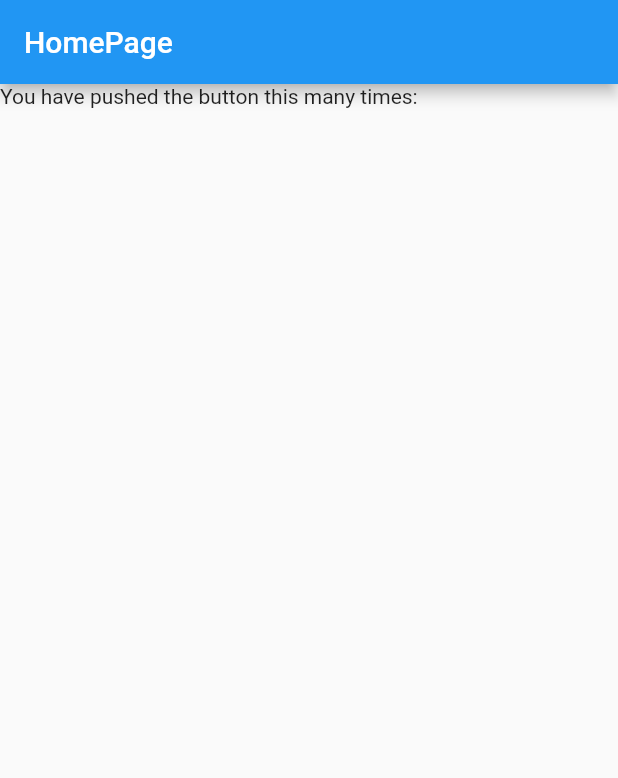
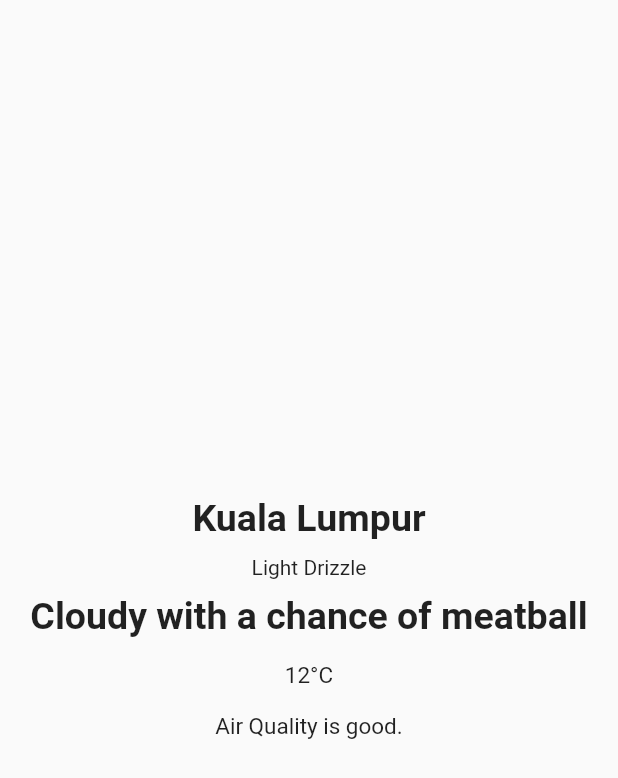
Before and after one commit to kzkit/aria, a Flutter app: the screen it shows after launch, on a phone screen of 412 x 824 dp. Shown: the top 778 px of the screen. Run offline on Flutter 3.47's test engine with Material 2 defaults, Android fonts, the phone set to English and light mode, and no system bars.

Commit message:
added UI

```diff
--- /dev/null
+++ b/lib/provider/weather_data.dart
@@ -0,0 +1,7 @@
+import '../model/weather.dart';
+import 'package:provider/provider.dart';
+import 'package:flutter/material.dart';
+
+class WeatherData with ChangeNotifier {
+  List<Weather> weatherList = [];
+}
--- a/lib/screen/main_screen.dart
+++ b/lib/screen/main_screen.dart
@@ -4,11 +4,48 @@ class MainScreen extends StatelessWidget {
   @override
   Widget build(BuildContext context) {
     return Scaffold(
-      appBar: AppBar(
-        title: Text('HomePage'),
-      ),
-      body: Column(
-        children: [Text('You have pushed the button this many times:')],
+      body: Center(
+        child: Column(
+            mainAxisAlignment: MainAxisAlignment.center,
+            crossAxisAlignment: CrossAxisAlignment.center,
+            children: <Widget>[
+              Padding(
+                padding: const EdgeInsets.all(8.0),
+                child: Text(
+                  'Kuala Lumpur',
+                  style: TextStyle(fontSize: 25, fontWeight: FontWeight.bold),
+                  textAlign: TextAlign.center,
+                ),
+              ),
+              Padding(
+                padding: const EdgeInsets.all(2.0),
+                child: Text('Light Drizzle'),
+              ),
+              Padding(
+                padding: const EdgeInsets.all(8.0),
+                child: Text(
+                  'Cloudy with a chance of meatball',
+                  style: TextStyle(fontSize: 25, fontWeight: FontWeight.bold),
+                  textAlign: TextAlign.center,
+                ),
+              ),
+              Padding(
+                padding: const EdgeInsets.all(8.0),
+                child: Text(
+                  '12°C',
+                  style: TextStyle(fontSize: 15),
+                  textAlign: TextAlign.center,
+                ),
+              ),
+              Padding(
+                padding: const EdgeInsets.all(8.0),
+                child: Text(
+                  'Air Quality is good.',
+                  style: TextStyle(fontSize: 15),
+                  textAlign: TextAlign.center,
+                ),
+              ),
+            ]),
       ),
     );
   }
```
Also changed, not shown: pubspec.lock.
